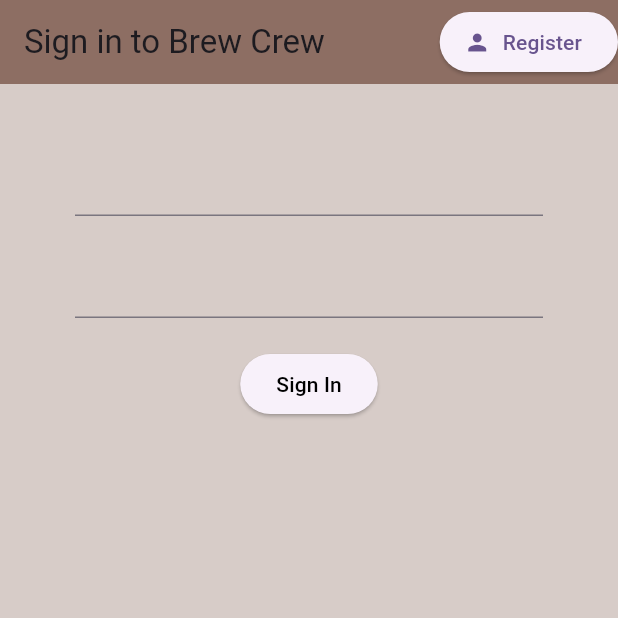
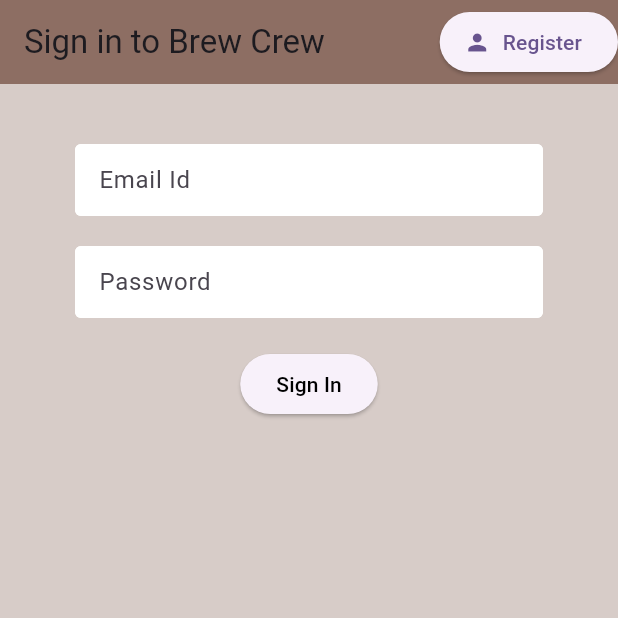
Before and after one commit to Earbaj/FirebaseAuthwithFlutter, a Flutter app: the screen it shows after launch, on a phone screen of 412 x 824 dp, the top half of it. Run offline on Flutter 3.47's test engine with Material 2 defaults, Android fonts, the phone set to English and light mode, and no system bars; our stand-ins replace firebase_auth, firebase_core; accounts and stored records are empty.

Commit message:
Add constants file and decorated text input field

```diff
--- a/lib/screens/authenticate/register.dart
+++ b/lib/screens/authenticate/register.dart
@@ -1,6 +1,8 @@
 import 'package:flutter/material.dart';
 
 import '../../services/auth.dart';
+
+import '../../share/constants.dart';
 
 class Register extends StatefulWidget {
   final Function toggleView;
@@ -45,6 +47,7 @@ class _RegisterState extends State<Register> {
             children: <Widget>[
               SizedBox(height: 20.0),
               TextFormField(
+                decoration: textInputDecoration.copyWith(hintText: 'Email'),
                 validator: (val) => val!.isEmpty ? 'Enter an Email': null,
                 onChanged: (val) {
                   setState(() => email = val);
@@ -52,6 +55,7 @@ class _RegisterState extends State<Register> {
               ),
               SizedBox(height: 20.0),
               TextFormField(
+                decoration: textInputDecoration.copyWith(hintText: 'Password'),
                 obscureText: true,
                 validator: (val) => val!.length < 6 ? 'Enter an valid password': null,
                 onChanged: (val) {
--- a/lib/screens/authenticate/sign_in.dart
+++ b/lib/screens/authenticate/sign_in.dart
@@ -1,5 +1,6 @@
 import 'package:flutter/material.dart';
 import 'package:flutterfirebase/services/auth.dart';
+import '../../share/constants.dart';
 
 class SignIn extends StatefulWidget {
 
@@ -44,6 +45,7 @@ class _SignInState extends State<SignIn> {
             children: <Widget>[
               SizedBox(height: 20.0),
               TextFormField(
+                decoration: textInputDecoration.copyWith(hintText: 'Email Id'),
                 validator: (val) => val!.isEmpty ? 'Enter an Email': null,
                 onChanged: (val) {
                   setState(() => email = val);
@@ -51,6 +53,7 @@ class _SignInState extends State<SignIn> {
               ),
               SizedBox(height: 20.0),
               TextFormField(
+                decoration: textInputDecoration.copyWith(hintText: 'Password'),
                 obscureText: true,
                 validator: (val) => val!.length < 6 ? 'Enter an valid password': null,
                 onChanged: (val) {
--- /dev/null
+++ b/lib/share/constants.dart
@@ -0,0 +1,13 @@
+import 'package:flutter/material.dart';
+
+const textInputDecoration = InputDecoration(
+  fillColor: Colors.white,
+  filled: true,
+  contentPadding: EdgeInsets.all(12.0),
+  enabledBorder: OutlineInputBorder(
+    borderSide: BorderSide(color: Colors.white, width: 2.0),
+  ),
+  focusedBorder: OutlineInputBorder(
+    borderSide: BorderSide(color: Colors.pink, width: 2.0),
+  ),
+);
```
